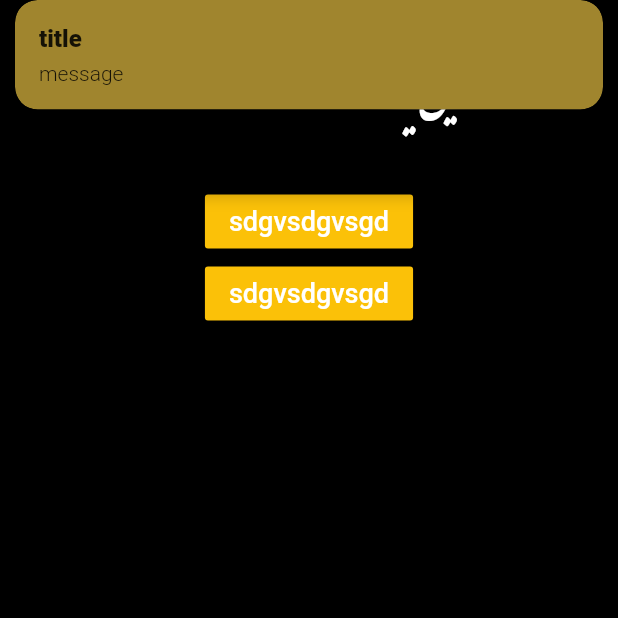
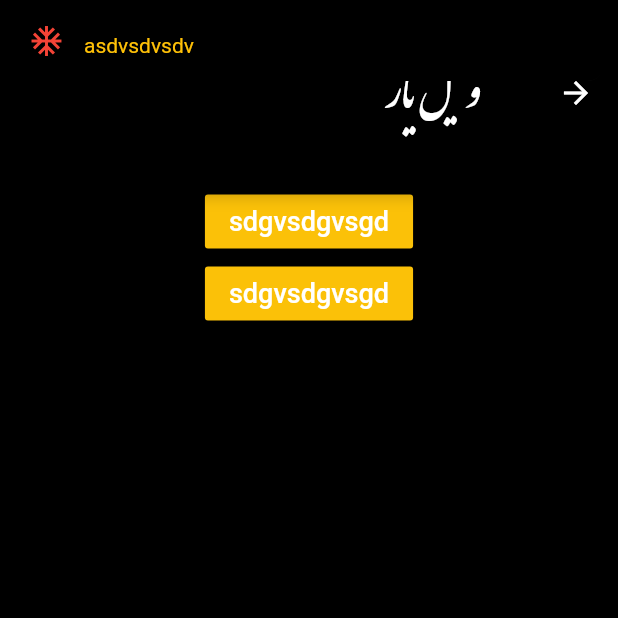
Before and after one commit to pooriasharifi/app, a Flutter app: the HomePage screen opened directly, after a tap on "sdgvsdgvsgd", on a phone screen of 412 x 824 dp, the top half of it. Run offline on Flutter 3.47's test engine with Material 2 defaults, Android fonts, the phone set to English and light mode, and no system bars; our stand-ins replace avatar_glow, flutter_slidable, flutter_spinkit, get, salomon_bottom_bar.

Commit message:
snackbar.dart

```diff
--- a/lib/Screans/views/home.dart
+++ b/lib/Screans/views/home.dart
@@ -1,4 +1,5 @@
 import 'package:app/modules/constans.dart';
+import 'package:app/modules/snackbar.dart';
 import 'package:flutter/material.dart';
 import 'package:get/get.dart';
 
@@ -36,11 +37,8 @@ class HomePage extends StatelessWidget {
                   hoverColor: bl,
                   splashColor: bl,
                   onPressed: (){
-                    Get.snackbar('title', 'message',backgroundColor: bottomSheet,
-                    overlayBlur: 5,
-
-                    );
-                  }, child: Text('sdgvsdgvsgd',style: TextStyle(color: white),)),
+                    Snack().topSnack(messageText: 'asdvsdvsdv',icon: Icons.ac_unit,iconColor: Colors.red);
+                    }, child: Text('sdgvsdgvsgd',style: TextStyle(color: white),)),
 
             ),
             Center(
@@ -49,15 +47,7 @@ class HomePage extends StatelessWidget {
                   hoverColor: bl,
                   splashColor: bl,
                   onPressed: (){
-                    Get.snackbar('title', 'message',
-                        backgroundColor: bg,
-                      overlayColor: white.withOpacity(.5),
-                      overlayBlur: 5,
-                      snackPosition: SnackPosition.BOTTOM,
-                      mainButton: TextButton(onPressed: (){}, child: Text('data')),
-                      animationDuration: Duration(milliseconds: 400),
-                      icon: Icon(Icons.warning,color: Colors.yellow,)
-                    );
+                  Snack().bottomSnack(messageText: 'asdvsdvsdv',icon: Icons.ac_unit,iconColor: Colors.red);
                   }, child: Text('sdgvsdgvsgd',style: TextStyle(color: white),)),
 
             ),
--- /dev/null
+++ b/lib/modules/snackbar.dart
@@ -0,0 +1,42 @@
+import 'package:flutter/material.dart';
+import 'package:get/get.dart';
+
+import 'constans.dart';
+
+
+class Snack extends GetSnackBar{
+
+
+  bottomSnack ({mainButton,icon,messageText,iconColor}){
+    Get.snackbar('title', 'message',
+        backgroundColor: bg,
+        overlayColor: white.withOpacity(.5),
+        overlayBlur: 5,
+        snackPosition: SnackPosition.BOTTOM,
+        mainButton: mainButton,
+        animationDuration: Duration(milliseconds: 400),
+        icon: Icon(icon,color: iconColor,),
+      messageText: Text(messageText,style: TextStyle(color: Colors.amber),),
+      titleText: Container(),
+      borderRadius: 10,
+
+
+    );
+  }
+
+  topSnack({mainButton,icon,messageText,iconColor}){
+    Get.snackbar('title', 'message',
+      backgroundColor: bg,
+      overlayColor: white.withOpacity(.5),
+      overlayBlur: 5,
+      snackPosition: SnackPosition.TOP,
+      mainButton: mainButton,
+      animationDuration: Duration(milliseconds: 400),
+      icon: Icon(icon,color: iconColor,),
+      messageText: Text(messageText,style: TextStyle(color: Colors.amber),),
+      titleText: Container(),
+      borderRadius: 10,
+
+    );
+  }
+}
```
